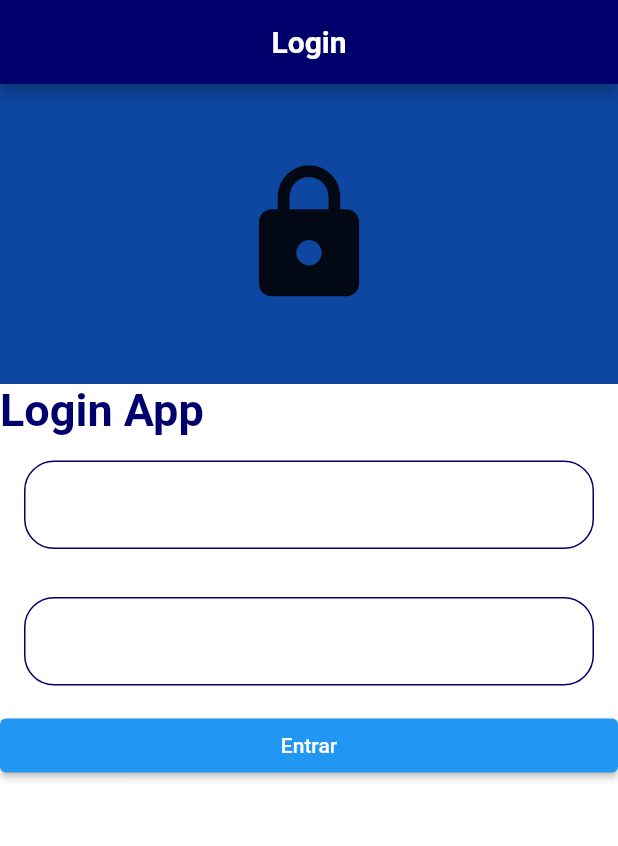
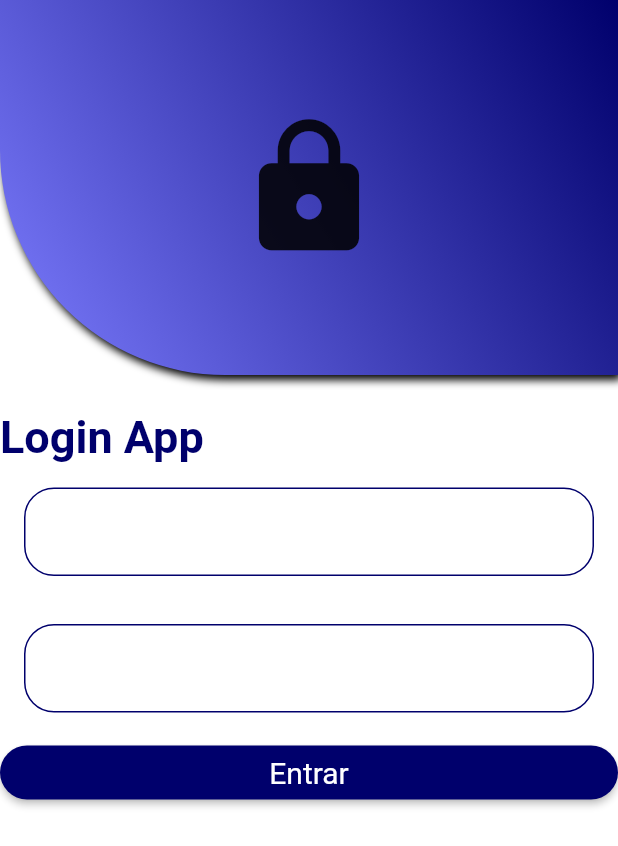
Before and after one commit to marcosdv/aula_04_pos_30_04_2022, a Flutter app: the screen it shows after launch, on a phone screen of 412 x 824 dp. Shown: the top 846 px of the screen. Run offline on Flutter 3.47's test engine with Material 2 defaults, Android fonts, the phone set to English and light mode, and no system bars.

Commit message:
Finalizando temas

```diff
--- a/lib/meu_tema.dart
+++ b/lib/meu_tema.dart
@@ -38,6 +38,14 @@ ThemeData criarTemaApp() {
     ),
   );
 
+  final botaoQuadradoTema = ElevatedButtonThemeData(
+    style: ElevatedButton.styleFrom(
+      primary: primaryColorDark,
+      shape: RoundedRectangleBorder(borderRadius: BorderRadius.circular(20)),
+      textStyle: const TextStyle(fontSize: 20, color: Colors.white),
+    ),
+  );
+
   return ThemeData(
     primaryColor: primaryColor,
     primaryColorDark: primaryColorDark,
@@ -45,6 +53,7 @@ ThemeData criarTemaApp() {
     appBarTheme: appBarTema,
     inputDecorationTheme: inputTema,
     textTheme: textoTema,
-    scaffoldBackgroundColor: Colors.white
+    elevatedButtonTheme: botaoQuadradoTema,
+    scaffoldBackgroundColor: Colors.white,
   );
 }
--- a/lib/ui/pages/login_page.dart
+++ b/lib/ui/pages/login_page.dart
@@ -11,16 +11,34 @@ class _LoginPageState extends State<LoginPage> {
   @override
   Widget build(BuildContext context) {
     return Scaffold(
-      appBar: AppBar(title: Text('Login'),),
       body: SingleChildScrollView(
         child: Column(
           crossAxisAlignment: CrossAxisAlignment.stretch,
           children: [
             Container(
-              color: Colors.blue.shade900,
               child: const Icon(Icons.lock, size: 100,),
-              height: 200,
+              height: 250,
               alignment: const Alignment(0, 0),
+              decoration: BoxDecoration(
+                gradient: LinearGradient(
+                  begin: Alignment.topRight,
+                  end: Alignment.bottomLeft,
+                  colors: [
+                    Theme.of(context).primaryColorDark,
+                    Theme.of(context).primaryColorLight,
+                  ]
+                ),
+                boxShadow: [
+                  BoxShadow(
+                    offset: Offset(2, 3),
+                    blurRadius: 4,
+                  ),
+                ],
+                borderRadius: BorderRadius.only(
+                  bottomLeft: Radius.circular(150),
+                ),
+              ),
+              margin: const EdgeInsets.only(bottom: 24),
             ),
 
             Text('Login App', style: Theme.of(context).textTheme.headline1,),
```
